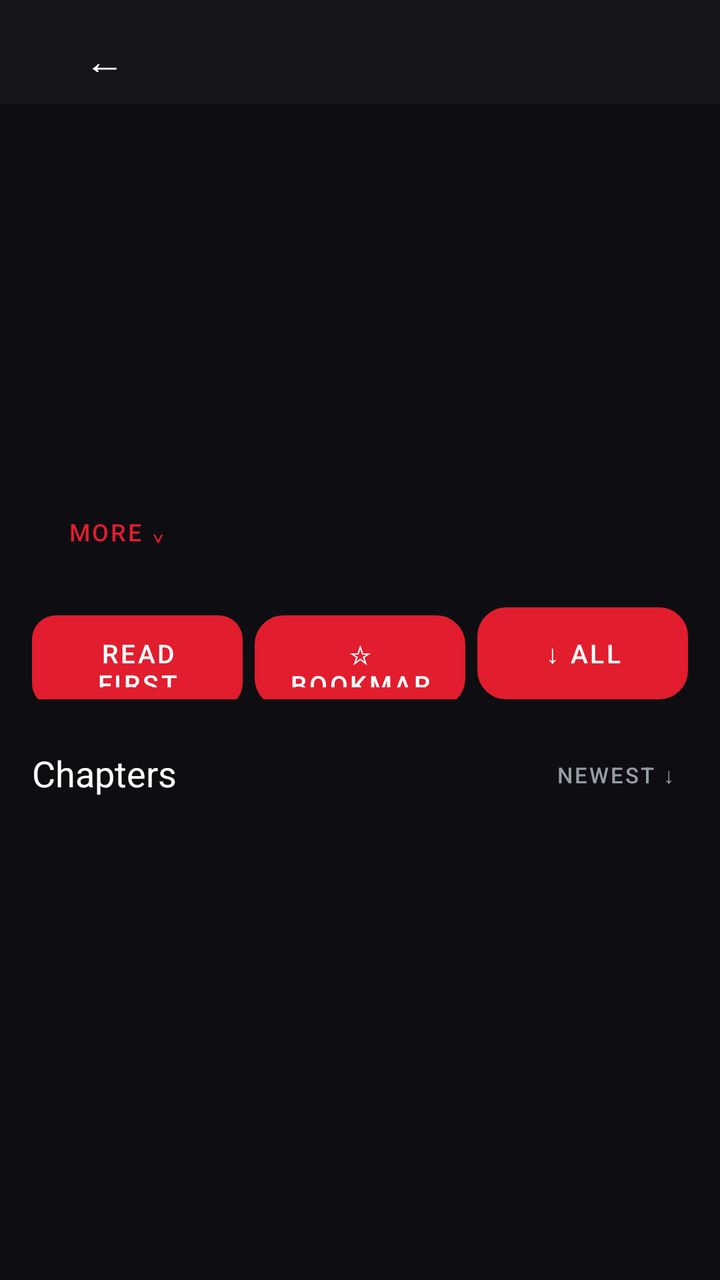
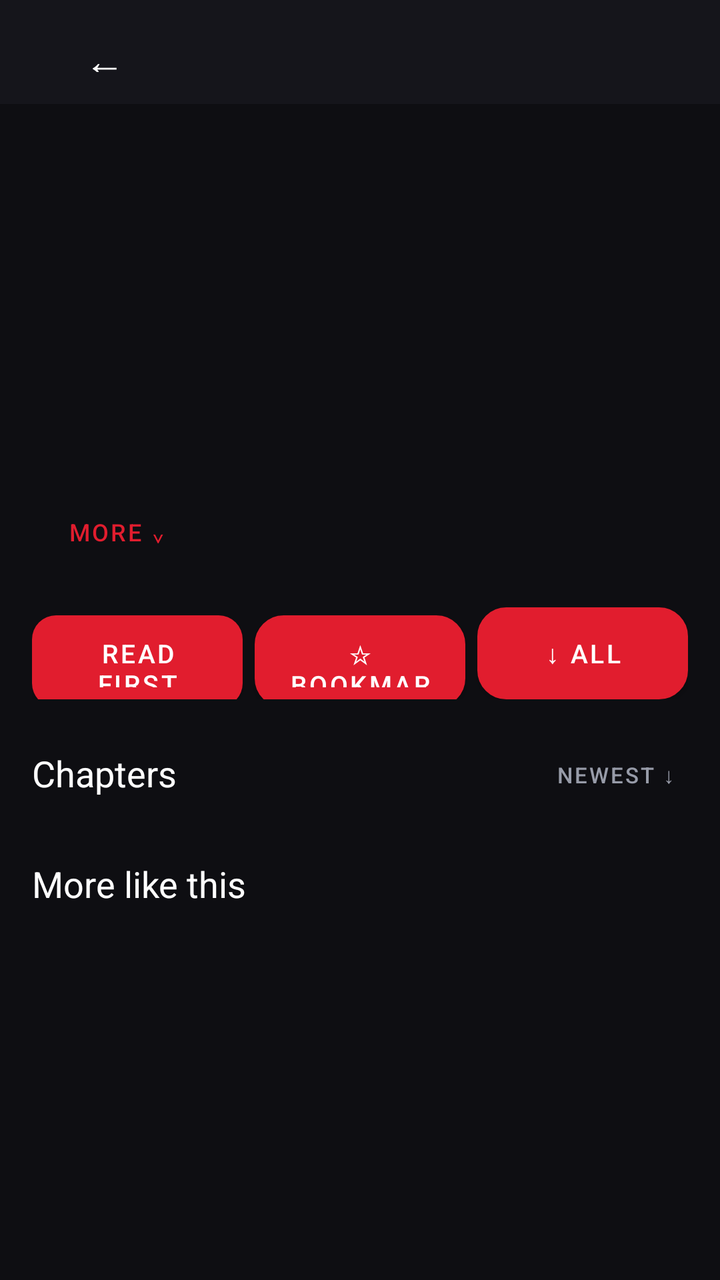

An Android layout rendered at two revisions. The XML below is the earlier revision; the diff shows what the commit changed to produce the second picture.
<!-- AndroidManifest.xml: application theme Theme.MyGhoulScans -->
<!-- res/layout/activity_comic_detail.xml -->
<?xml version="1.0" encoding="utf-8"?>
<LinearLayout xmlns:android="http://schemas.android.com/apk/res/android"
    android:orientation="vertical" android:layout_width="match_parent" android:layout_height="match_parent"
    android:background="@color/mgs_bg">

    <LinearLayout android:orientation="horizontal" android:layout_width="match_parent"
        android:layout_height="52dp" android:background="@color/mgs_panel" android:gravity="center_vertical"
        android:paddingStart="8dp" android:paddingEnd="8dp">
        <Button android:id="@+id/detailBack" android:layout_width="wrap_content" android:layout_height="40dp"
            android:text="←" android:textSize="20sp" android:textColor="@color/white"
            android:background="?android:attr/selectableItemBackground" />
        <TextView android:id="@+id/detailTopTitle" android:layout_width="0dp" android:layout_height="wrap_content"
            android:layout_weight="1" android:textColor="@color/white" android:textSize="16sp"
            android:maxLines="1" android:ellipsize="end" android:layout_marginStart="6dp" />
    </LinearLayout>

    <ScrollView android:layout_width="match_parent" android:layout_height="0dp" android:layout_weight="1">
        <LinearLayout android:orientation="vertical" android:layout_width="match_parent" android:layout_height="wrap_content"
            android:paddingBottom="16dp">

            <LinearLayout android:orientation="horizontal" android:layout_width="match_parent"
                android:layout_height="wrap_content" android:padding="16dp">
                <ImageView android:id="@+id/detailCover" android:layout_width="104dp" android:layout_height="144dp"
                    android:scaleType="centerCrop" android:contentDescription="Cover" />
                <LinearLayout android:orientation="vertical" android:layout_width="0dp" android:layout_height="wrap_content"
                    android:layout_weight="1" android:layout_marginStart="14dp">
                    <TextView android:id="@+id/detailTitle" android:layout_width="match_parent" android:layout_height="wrap_content"
                        android:textColor="@color/white" android:textSize="18sp" android:textStyle="bold"
                        android:maxLines="4" android:ellipsize="end" />
                    <TextView android:id="@+id/detailSource" android:layout_width="match_parent" android:layout_height="wrap_content"
                        android:textColor="@color/mgs_muted" android:textSize="12sp" android:layout_marginTop="4dp" />
                    <TextView android:id="@+id/detailCount" android:layout_width="match_parent" android:layout_height="wrap_content"
                        android:textColor="@color/mgs_accent" android:textSize="13sp" android:layout_marginTop="6dp" />
                    <TextView android:id="@+id/detailProgress" android:layout_width="match_parent" android:layout_height="wrap_content"
                        android:textColor="#FF2ECC71" android:textSize="12sp" android:layout_marginTop="4dp" />
                </LinearLayout>
            </LinearLayout>

            <TextView android:id="@+id/detailDesc" android:layout_width="match_parent" android:layout_height="wrap_content"
                android:textColor="#FFBBBBBB" android:textSize="13sp" android:paddingStart="16dp" android:paddingEnd="16dp"
                android:maxLines="3" android:ellipsize="end" />

            <Button android:id="@+id/detailMore" android:layout_width="wrap_content" android:layout_height="34dp"
                android:text="More ⌄" android:textSize="12sp" android:textColor="@color/mgs_accent"
                android:background="?android:attr/selectableItemBackground" android:layout_marginStart="14dp"
                android:layout_marginTop="2dp" android:paddingStart="4dp" android:paddingEnd="4dp" />

            <HorizontalScrollView android:layout_width="match_parent" android:layout_height="wrap_content"
                android:scrollbars="none" android:layout_marginTop="8dp">
                <LinearLayout android:id="@+id/detailGenres" android:orientation="horizontal"
                    android:layout_width="wrap_content" android:layout_height="wrap_content"
                    android:paddingStart="14dp" android:paddingEnd="14dp" />
            </HorizontalScrollView>

            <LinearLayout android:orientation="horizontal" android:layout_width="match_parent"
                android:layout_height="wrap_content" android:layout_marginTop="14dp" android:paddingStart="16dp" android:paddingEnd="16dp">
                <Button android:id="@+id/detailRead" android:layout_width="0dp" android:layout_weight="1"
                    android:layout_height="46dp" android:text="Read first" android:textSize="13sp"
                    android:textColor="@color/white" android:background="@drawable/mgs_accent_button" />
                <Button android:id="@+id/detailBookmark" android:layout_width="0dp" android:layout_weight="1"
                    android:layout_height="46dp" android:text="☆ Bookmark" android:textSize="13sp"
                    android:textColor="@color/white" android:background="@drawable/mgs_card"
                    android:layout_marginStart="6dp" />
                <Button android:id="@+id/detailDownloadAll" android:layout_width="0dp" android:layout_weight="1"
                    android:layout_height="46dp" android:text="↓ All" android:textSize="13sp"
                    android:textColor="@color/white" android:background="@drawable/mgs_card"
                    android:layout_marginStart="6dp" />
            </LinearLayout>

            <LinearLayout android:orientation="horizontal" android:layout_width="match_parent"
                android:layout_height="wrap_content" android:gravity="center_vertical"
                android:layout_marginTop="20dp" android:paddingStart="16dp" android:paddingEnd="8dp" android:paddingBottom="8dp">
                <TextView android:id="@+id/chapterHead" android:layout_width="0dp" android:layout_height="wrap_content"
                    android:layout_weight="1" android:text="Chapters" android:textColor="@color/white" android:textSize="18sp" />
                <Button android:id="@+id/chapterSort" android:layout_width="wrap_content" android:layout_height="34dp"
                    android:text="Newest ↓" android:textSize="11sp" android:textColor="@color/mgs_muted"
                    android:background="?android:attr/selectableItemBackground" android:paddingStart="6dp" android:paddingEnd="6dp" />
            </LinearLayout>
            <LinearLayout android:id="@+id/chapterList" android:orientation="vertical"
                android:layout_width="match_parent" android:layout_height="wrap_content" android:paddingStart="12dp" android:paddingEnd="12dp" />
            <Button android:id="@+id/chapterShowAll" android:layout_width="match_parent" android:layout_height="40dp"
                android:text="Show All Chapters ⌄" android:textSize="13sp" android:textColor="@color/mgs_accent"
                android:background="@drawable/mgs_card" android:layout_marginStart="12dp" android:layout_marginEnd="12dp"
                android:layout_marginTop="6dp" android:visibility="gone" android:layout_marginBottom="10dp" />
        </LinearLayout>
    </ScrollView>
</LinearLayout>
<!-- resources referenced by this layout -->
<resources>
  <color name="mgs_accent">#FFE11D2E</color>
  <color name="mgs_bg">#FF0E0E12</color>
  <color name="mgs_muted">#FF979BA8</color>
  <color name="mgs_panel">#FF15151B</color>
  <color name="white">#FFFFFFFF</color>
  <!-- drawable mgs_accent_button (drawable) -->
  <?xml version="1.0" encoding="utf-8"?>
  <shape xmlns:android="http://schemas.android.com/apk/res/android" android:shape="rectangle">
      <solid android:color="#FFE11D2E" />
      <corners android:radius="12dp" />
  </shape>
  <!-- drawable mgs_card (drawable) -->
  <?xml version="1.0" encoding="utf-8"?>
  <shape xmlns:android="http://schemas.android.com/apk/res/android" android:shape="rectangle">
      <solid android:color="#FF1C1C24" />
      <corners android:radius="14dp" />
      <stroke android:width="1dp" android:color="#FF2A2A34" />
  </shape>
  <style name="Theme.MyGhoulScans" parent="Theme.MaterialComponents.DayNight.NoActionBar">
          
          <item name="colorPrimary">@color/mgs_accent</item>
          <item name="colorPrimaryVariant">@color/mgs_accent</item>
          <item name="colorOnPrimary">@color/white</item>
          
          <item name="colorSecondary">@color/mgs_accent</item>
          <item name="colorSecondaryVariant">@color/mgs_accent</item>
          <item name="colorOnSecondary">@color/white</item>
          
          <item name="android:statusBarColor">@color/mgs_bg</item>
          <item name="android:windowBackground">@color/mgs_bg</item>
          <item name="android:textColorPrimary">@color/white</item>
          
      </style>
</resources>

<!-- the commit's change to res/layout/activity_comic_detail.xml (unified diff, before → after) -->
@@ -82,6 +82,16 @@
                 android:text="Show All Chapters ⌄" android:textSize="13sp" android:textColor="@color/mgs_accent"
                 android:background="@drawable/mgs_card" android:layout_marginStart="12dp" android:layout_marginEnd="12dp"
                 android:layout_marginTop="6dp" android:visibility="gone" android:layout_marginBottom="10dp" />
+
+            <TextView android:text="More like this" android:textColor="@color/white" android:textSize="18sp"
+                android:layout_width="match_parent" android:layout_height="wrap_content"
+                android:paddingStart="16dp" android:paddingTop="18dp" android:paddingBottom="6dp" />
+            <HorizontalScrollView android:layout_width="match_parent" android:layout_height="wrap_content"
+                android:scrollbars="none" android:paddingStart="6dp" android:paddingEnd="6dp">
+                <LinearLayout android:id="@+id/detailRecs" android:orientation="horizontal"
+                    android:layout_width="wrap_content" android:layout_height="wrap_content" />
+            </HorizontalScrollView>
+            <View android:layout_width="match_parent" android:layout_height="14dp" />
         </LinearLayout>
     </ScrollView>
 </LinearLayout>
